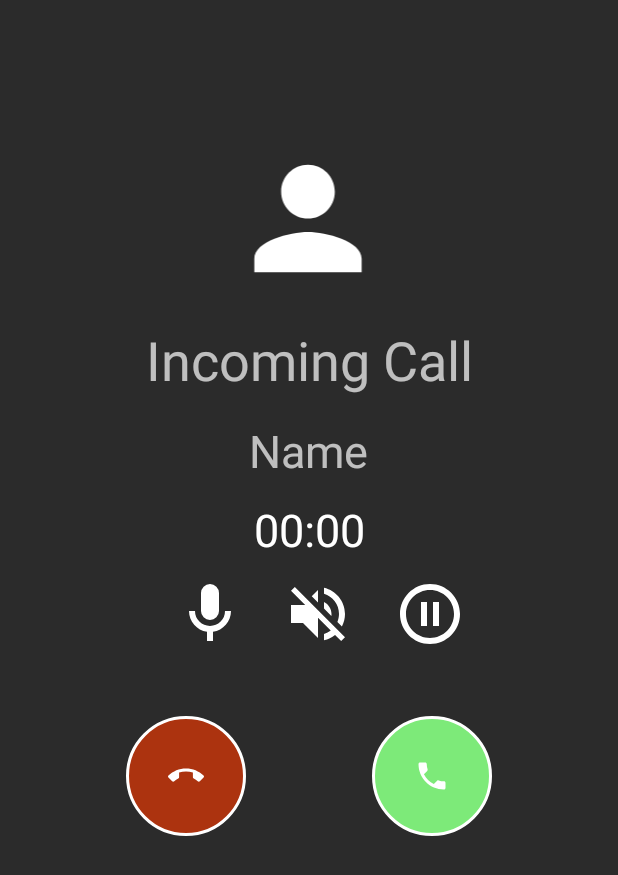
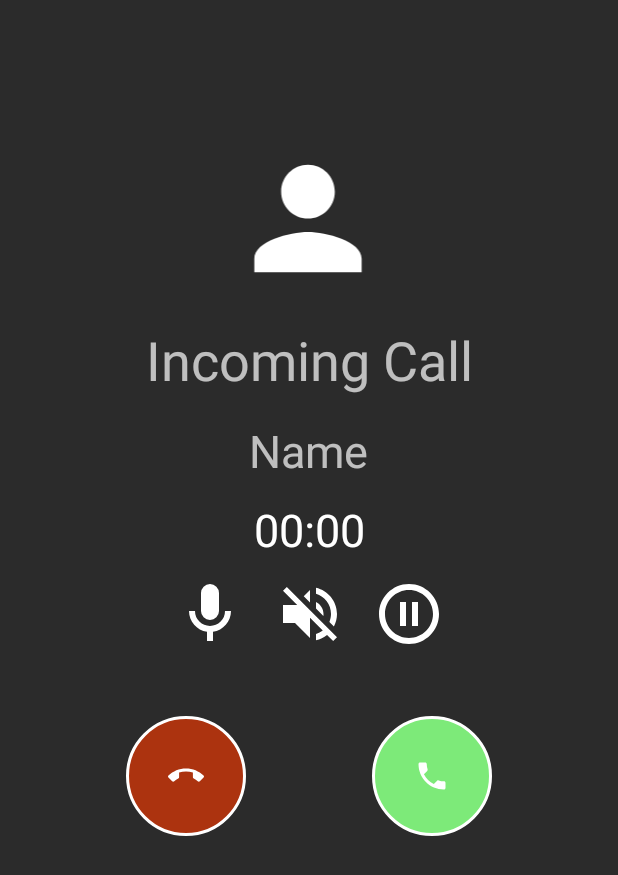
Before and after one commit to irfanm96/co227, an Android app: the layout incoming_call.xml on its own in the app's theme, with its tools: preview values and no code run, on a phone screen of 412 x 824 dp. Shown: the top 875 px of the screen. Run offline under Robolectric (Android 15) with nearby library versions, the phone set to English and light mode, and no system bars; network calls fail.

```diff
--- a/app/src/main/res/layout/incoming_call.xml
+++ b/app/src/main/res/layout/incoming_call.xml
@@ -102,18 +102,13 @@
         android:id="@+id/ivSpeakerIn"
         android:layout_width="48dp"
         android:layout_height="56dp"
-        android:layout_marginStart="24dp"
-        android:layout_marginLeft="24dp"
         android:layout_marginTop="8dp"
-        android:layout_marginEnd="8dp"
-        android:layout_marginRight="8dp"
+        android:background="@color/backgroundFragment"
         app:layout_constraintEnd_toEndOf="@+id/cmTimerIncoming"
-        app:layout_constraintHorizontal_bias="0.0"
-        app:layout_constraintStart_toEndOf="@+id/ivMicIn"
+        app:layout_constraintStart_toStartOf="@+id/cmTimerIncoming"
         app:layout_constraintTop_toBottomOf="@+id/cmTimerIncoming"
         app:srcCompat="@drawable/speaker_mode_off"
-        tools:ignore="MissingConstraints"
-        android:background="@color/backgroundFragment"/>
+        tools:ignore="MissingConstraints" />
 
     <ImageView
         android:id="@+id/ivPauseIn"
@@ -124,13 +119,13 @@
         android:layout_marginTop="8dp"
         android:layout_marginEnd="88dp"
         android:layout_marginRight="88dp"
+        android:background="@color/backgroundFragment"
         app:layout_constraintEnd_toEndOf="parent"
-        app:layout_constraintHorizontal_bias="0.574"
+        app:layout_constraintHorizontal_bias="0.27"
         app:layout_constraintStart_toEndOf="@+id/ivSpeakerIn"
         app:layout_constraintTop_toBottomOf="@+id/cmTimerIncoming"
         app:srcCompat="@drawable/ic_pause_off"
-        tools:ignore="MissingConstraints"
-        android:background="@color/backgroundFragment"/>
+        tools:ignore="MissingConstraints" />
 
 
     <Chronometer
```
